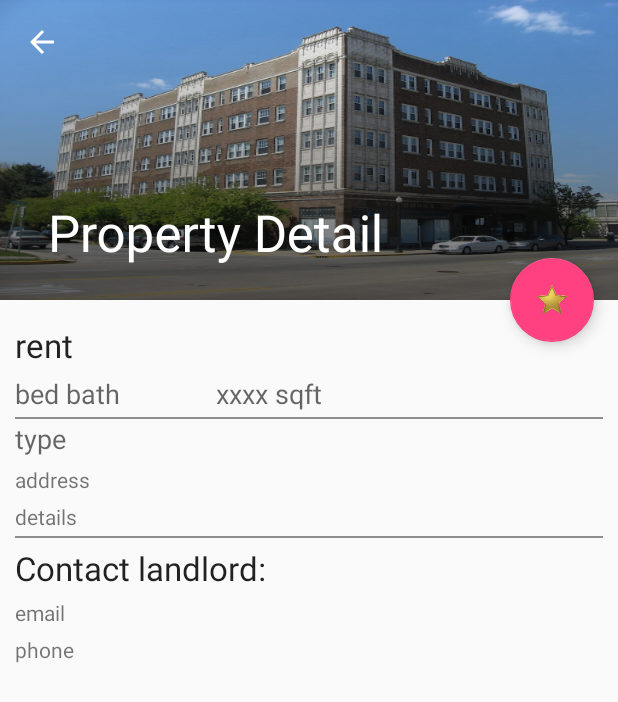
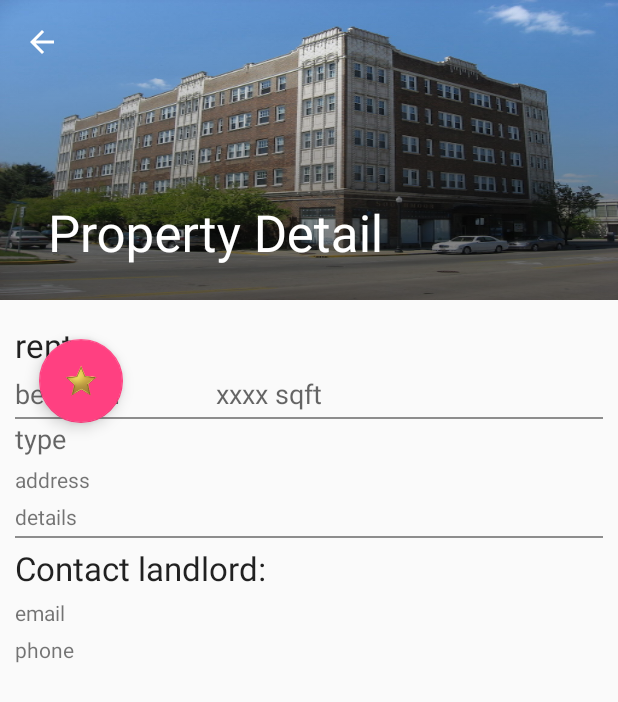
Before and after one commit to rammandadapu/RentalApp, an Android app: the PropertyDetailActivity screen opened directly, with no data from a screen before it, after a tap on an icon or button, on a phone screen of 412 x 824 dp. Shown: the top 702 px of the screen. Run offline under Robolectric (Android 15) with nearby library versions, the phone set to English and light mode, and no system bars; 1 statement that could not run was skipped.

Commit message:
Modified fab icon and new property from formatting

```diff
--- a/RentalApp/app/src/main/java/edu/sjsu/cmpe277/rentalapp/rentalapp/PropertyDetailActivity.java
+++ b/RentalApp/app/src/main/java/edu/sjsu/cmpe277/rentalapp/rentalapp/PropertyDetailActivity.java
@@ -25,8 +25,6 @@ import edu.sjsu.cmpe277.rentalapp.localdbmanager.RentalProperty;
  */
 public class PropertyDetailActivity extends AppCompatActivity {
 
-    DBHandler dbHandler;
-    FloatingActionButton fab;
 
     @Override
     protected void onCreate(Bundle savedInstanceState) {
@@ -35,38 +33,7 @@ public class PropertyDetailActivity extends AppCompatActivity {
         Toolbar toolbar = (Toolbar) findViewById(R.id.detail_toolbar);
         setSupportActionBar(toolbar);
 
-        dbHandler=new DBHandler(this,null,null,0);
 
-        fab = (FloatingActionButton) findViewById(R.id.fab);
-
-        Bundle extras = getIntent().getExtras();
-        String propertyId = extras.getString("_id");
-        if(dbHandler.isFavourite(propertyId)) {
-            toggleFavouriteImage(true);
-        }
-
-        fab.setOnClickListener(new View.OnClickListener() {
-            @Override
-            public void onClick(View v) {
-                Bundle extras = getIntent().getExtras();
-                final String propertyId = extras.getString("_id");
-                if (!dbHandler.isFavourite(propertyId)) {
-                    RentalProperty rentalProperty = new RentalProperty();
-                    rentalProperty.set_id(propertyId);
-                    rentalProperty.setPrice(((TextView) findViewById(R.id.rent_detail)).getText().toString());
-                    rentalProperty.setBedBath(((TextView) findViewById(R.id.bed_bath_detail)).getText().toString());
-                    rentalProperty.setAddress(((TextView) findViewById(R.id.address_detail)).getText().toString());
-                    dbHandler.addProperty(rentalProperty);
-                    toggleFavouriteImage(true);
-                    Toast.makeText(getApplicationContext(), "Added to saved houses", Toast.LENGTH_SHORT).show();
-                } else {
-                    dbHandler.deleteProperty(propertyId);
-                    toggleFavouriteImage(false);
-                    Toast.makeText(getApplicationContext(), "Removed from saved houses", Toast.LENGTH_SHORT).show();
-                }
-
-            }
-        });
 
         // Show the Up button in the action bar.
         ActionBar actionBar = getSupportActionBar();
@@ -113,11 +80,4 @@ public class PropertyDetailActivity extends AppCompatActivity {
         }
         return super.onOptionsItemSelected(item);
     }
-
-    private void toggleFavouriteImage(boolean flag){
-        if(flag)
-            fab.setImageResource(R.mipmap.gold_star);
-        else
-            fab.setImageResource(R.mipmap.white_star);
-    }
 }
--- a/RentalApp/app/src/main/java/edu/sjsu/cmpe277/rentalapp/rentalapp/PropertyDetailFragment.java
+++ b/RentalApp/app/src/main/java/edu/sjsu/cmpe277/rentalapp/rentalapp/PropertyDetailFragment.java
@@ -6,6 +6,7 @@ import android.os.AsyncTask;
 import android.os.Build;
 import android.os.Bundle;
 import android.support.design.widget.CollapsingToolbarLayout;
+import android.support.design.widget.FloatingActionButton;
 import android.support.v4.app.Fragment;
 import android.view.LayoutInflater;
 import android.view.View;
@@ -54,6 +55,10 @@ public class PropertyDetailFragment extends Fragment implements View.OnClickList
     private String propertStatus=STATUS_AVAILABLE;
     private String propertyIdentifier;
 
+
+    DBHandler dbHandler;
+    FloatingActionButton fab;
+
     CollapsingToolbarLayout appBarLayout;
     public PropertyDetailFragment() {
     }
@@ -72,7 +77,7 @@ public class PropertyDetailFragment extends Fragment implements View.OnClickList
     public View onCreateView(LayoutInflater inflater, ViewGroup container,
                              Bundle savedInstanceState) {
         View rootView = inflater.inflate(R.layout.property_detail, container, false);
-
+        dbHandler=new DBHandler(getContext(),null,null,0);
         rentView = (TextView) rootView.findViewById(R.id.rent_detail);
         bedBathView = (TextView) rootView.findViewById(R.id.bed_bath_detail);
         addressView = (TextView) rootView.findViewById(R.id.address_detail);
@@ -85,6 +90,8 @@ public class PropertyDetailFragment extends Fragment implements View.OnClickList
         viewCountPrefixView=(TextView)rootView.findViewById(R.id.view_count_label1);
         viewCountPostfixView=(TextView)rootView.findViewById(R.id.view_count_label2);
 
+        fab = (FloatingActionButton) rootView.findViewById(R.id.fab);
+
         editButton=(Button)rootView.findViewById(R.id.button_post_edit);
         soldOutButton=(Button)rootView.findViewById(R.id.button_post_cancelled);
         soldOutButton.setOnClickListener(this);
@@ -93,6 +100,33 @@ public class PropertyDetailFragment extends Fragment implements View.OnClickList
             //fetching code - START
             final String propertyId = getArguments().getString(ARG_ITEM_ID);
             propertyIdentifier=propertyId;
+            if(dbHandler.isFavourite(propertyId)) {
+                toggleFavouriteImage(true);
+            }
+            final View view=rootView;
+            fab.setOnClickListener(new View.OnClickListener() {
+                @Override
+                public void onClick(View v) {
+                    Bundle extras = getActivity().getIntent().getExtras();
+                    final String propertyId = extras.getString("_id");
+                    if (!dbHandler.isFavourite(propertyId)) {
+                        RentalProperty rentalProperty = new RentalProperty();
+                        rentalProperty.set_id(propertyId);
+                        rentalProperty.setPrice(((TextView) view.findViewById(R.id.rent_detail)).getText().toString());
+                        rentalProperty.setBedBath(((TextView) view.findViewById(R.id.bed_bath_detail)).getText().toString());
+                        rentalProperty.setAddress(((TextView) view.findViewById(R.id.address_detail)).getText().toString());
+                        dbHandler.addProperty(rentalProperty);
+                        toggleFavouriteImage(true);
+                        Toast.makeText(getActivity().getApplicationContext(), "Added to saved houses", Toast.LENGTH_SHORT).show();
+                    } else {
+                        dbHandler.deleteProperty(propertyId);
+                        toggleFavouriteImage(false);
+                        Toast.makeText(getActivity().getApplicationContext(), "Removed from saved houses", Toast.LENGTH_SHORT).show();
+                    }
+
+                }
+            });
+
             //Toast.makeText(getContext(),"id:"+businessId,Toast.LENGTH_LONG).show();
             if (propertyId != null) {
                 new AsyncTask<String, String, HashMap>() {
@@ -158,6 +192,12 @@ public class PropertyDetailFragment extends Fragment implements View.OnClickList
         return rootView;
     }
 
+    private void toggleFavouriteImage(boolean flag){
+        if(flag)
+            fab.setImageResource(R.mipmap.gold_star);
+        else
+            fab.setImageResource(R.mipmap.white_star);
+    }
     public HashMap processJson(String jsonStuff) throws JSONException {
         JSONArray jsonArray = new JSONArray(jsonStuff);
         JSONObject json = jsonArray.getJSONObject(0);
--- a/RentalApp/app/src/main/res/layout/activity_property_detail.xml
+++ b/RentalApp/app/src/main/res/layout/activity_property_detail.xml
@@ -48,14 +48,6 @@
         android:layout_height="match_parent"
         app:layout_behavior="@string/appbar_scrolling_view_behavior" />
 
-    <android.support.design.widget.FloatingActionButton
-        android:id="@+id/fab"
-        android:layout_width="wrap_content"
-        android:layout_height="wrap_content"
-        android:layout_gravity="center_vertical|start"
-        android:layout_margin="@dimen/fab_margin"
-        android:src="@mipmap/white_star"
-        app:layout_anchor="@+id/property_detail_container"
-        app:layout_anchorGravity="top|end" />
+
 
 </android.support.design.widget.CoordinatorLayout>
--- a/RentalApp/app/src/main/res/layout/address_layout.xml
+++ b/RentalApp/app/src/main/res/layout/address_layout.xml
@@ -9,6 +9,7 @@
     <TextView
         android:layout_width="wrap_content"
         android:layout_height="wrap_content"
+        android:textColor="@color/custom_form_labels"
         android:text="@string/post_contact_details"
         />
     <EditText
@@ -31,6 +32,7 @@
     <TextView
         android:layout_width="wrap_content"
         android:layout_height="wrap_content"
+        android:textColor="@color/custom_form_labels"
         android:text="@string/post_address"
         />
 
--- a/RentalApp/app/src/main/res/layout/content_areainfo_layout.xml
+++ b/RentalApp/app/src/main/res/layout/content_areainfo_layout.xml
@@ -20,6 +20,7 @@
                 android:id="@+id/post_area"
                 android:layout_width="wrap_content"
                 android:layout_height="wrap_content"
+                android:textColor="@color/custom_form_labels"
                 android:text="@string/post_area" />
 
             <EditText
@@ -47,6 +48,7 @@
                 android:id="@+id/post_apartment"
                 android:layout_width="wrap_content"
                 android:layout_height="wrap_content"
+                android:textColor="@color/custom_form_labels"
                 android:text="@string/post_apttype" />
 
             <Spinner
@@ -80,6 +82,7 @@
                 android:id="@+id/post_bedrooms"
                 android:layout_width="wrap_content"
                 android:layout_height="wrap_content"
+                android:textColor="@color/custom_form_labels"
                 android:text="@string/post_bedrooms" />
 
             <Spinner
@@ -101,6 +104,7 @@
                 android:id="@+id/post_bathrooms"
                 android:layout_width="wrap_content"
                 android:layout_height="wrap_content"
+                android:textColor="@color/custom_form_labels"
                 android:text="@string/post_bathrooms" />
 
             <Spinner
@@ -119,6 +123,7 @@
             <TextView
                 android:layout_width="wrap_content"
                 android:layout_height="wrap_content"
+                android:textColor="@color/custom_form_labels"
                 android:text="@string/post_rent" />
 
             <EditText
--- a/RentalApp/app/src/main/res/layout/fragment_create_new_property.xml
+++ b/RentalApp/app/src/main/res/layout/fragment_create_new_property.xml
@@ -19,6 +19,7 @@
             android:layout_width="match_parent"
             android:layout_height="wrap_content"
             android:text="@string/post_title"
+            android:textColor="@color/custom_form_labels"
             android:textSize="10pt"/>
 
         <EditText
--- a/RentalApp/app/src/main/res/layout/property_detail.xml
+++ b/RentalApp/app/src/main/res/layout/property_detail.xml
@@ -4,7 +4,17 @@
     android:layout_width="match_parent"
     android:layout_height="match_parent"
     tools:context=".rentalapp.PropertyDetailFragment"
+    xmlns:app="http://schemas.android.com/apk/res-auto"
     android:padding="10dp">
+    <android.support.design.widget.FloatingActionButton
+        android:id="@+id/fab"
+        android:layout_width="wrap_content"
+        android:layout_height="wrap_content"
+        android:layout_gravity="center_vertical|start"
+        android:layout_margin="@dimen/fab_margin"
+        android:src="@mipmap/white_star"
+        app:layout_anchor="@+id/property_detail_container"
+        app:layout_anchorGravity="top|end" />
 
     <TextView
         android:id="@+id/rent_detail"
--- a/RentalApp/app/src/main/res/values/colors.xml
+++ b/RentalApp/app/src/main/res/values/colors.xml
@@ -11,5 +11,6 @@
 
     <color name="black_overlay">#66000000</color>
     <color name="white">#fff</color>
+    <color name="custom_form_labels">#000</color>
 
 </resources>
```
